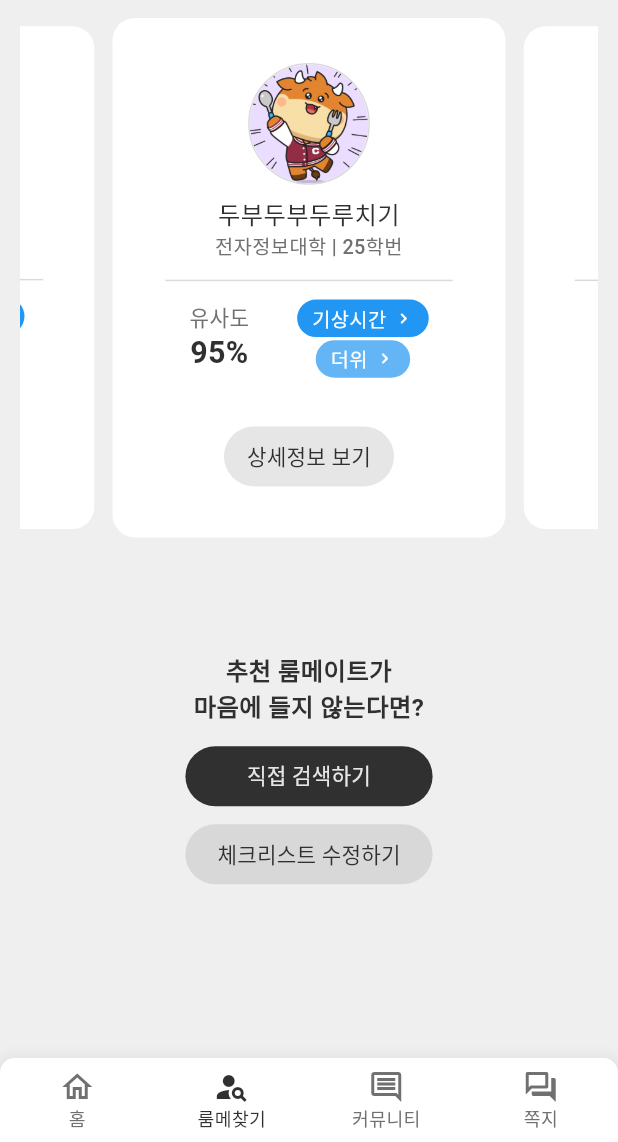
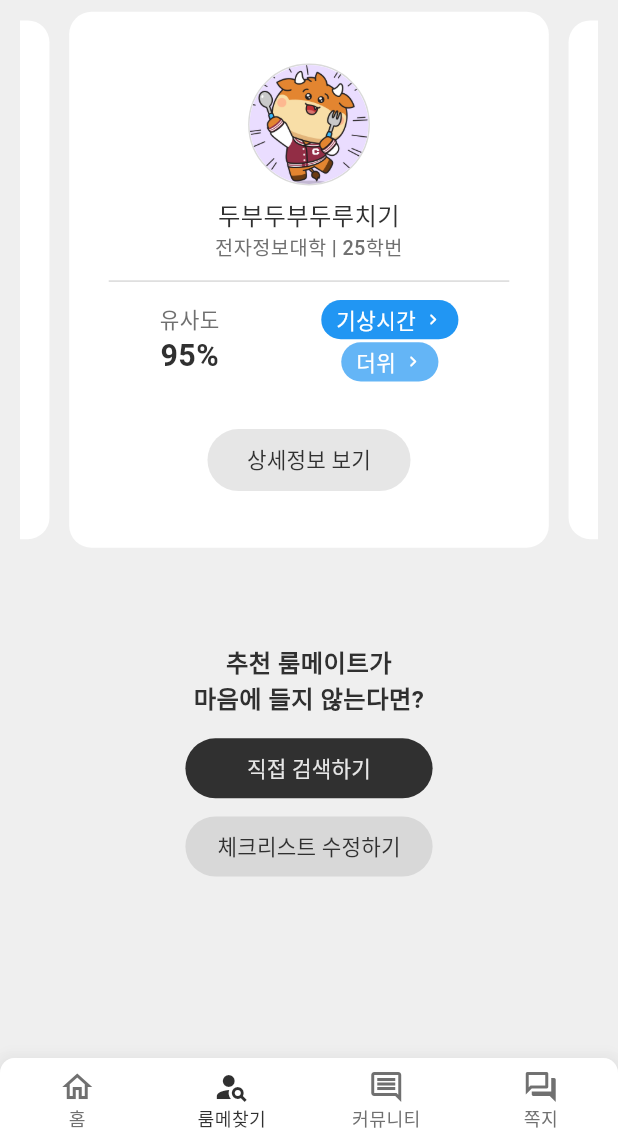
Before and after one commit to eSeohyeon/CBNU-DOM, a Flutter app: the screen it shows once a user with an empty profile is signed in, item 2 of the bottom bar chosen, on a phone screen of 412 x 824 dp, the part 94-1236 px from its top. Run offline on Flutter 3.47's test engine with Material 3 defaults, Android fonts, the phone set to English and light mode, and no system bars; drawn by our look-alikes of carousel_slider; our stand-ins replace cloud_firestore, firebase_auth, firebase_core, flutter_screenutil, flutter_widget_from_html, fluttertoast and 5 more; accounts and stored records are empty; network calls fail; Roboto replaces fonts that are missing (pretendard-medium).

Commit message:
fix: 하단버튼 여백, 룸메추천 화면 여백 약간 수정

```diff
--- a/CBNU-domitory/lib/community/free_detail_page.dart
+++ b/CBNU-domitory/lib/community/free_detail_page.dart
@@ -161,7 +161,7 @@ class _FreePostDetailPageState extends State<FreePostDetailPage> {
                               child: Padding(
                                   padding: EdgeInsets.symmetric(horizontal: 10.w, vertical: 8.h),
                                   child: Icon(
-                                      Icons.keyboard_return_rounded,
+                                      Icons.send_rounded,
                                       color: white,
                                       size: 28
                                   )
--- a/CBNU-domitory/lib/home_page.dart
+++ b/CBNU-domitory/lib/home_page.dart
@@ -316,6 +316,7 @@ class _HomePageState extends State<HomePage> {
           backgroundColor: background,
           surfaceTintColor: background,
           leading: PopupMenuButton<String>(
+            color: white,
             icon: Icon(Icons.keyboard_arrow_down_rounded, color: black, size: 24),
             onSelected: (String dorm) {
               setState(() {
@@ -502,7 +503,7 @@ class _HomePageState extends State<HomePage> {
                                   : CarouselSlider(
                                   items: [MealCard(menu: _todayMenu[0], timeIndex: 0), MealCard(menu: _todayMenu[1], timeIndex: 1), MealCard(menu: _todayMenu[2], timeIndex: 2)],
                                   options: CarouselOptions(
-                                      viewportFraction: 0.88,
+                                      viewportFraction: 0.86,
                                       height: 300.h,
                                       initialPage: 1,
                                       enableInfiniteScroll: true,
--- a/CBNU-domitory/lib/roommate/roommate_page.dart
+++ b/CBNU-domitory/lib/roommate/roommate_page.dart
@@ -56,13 +56,13 @@ class _RoommatePageState extends State<RoommatePage> {
                 children: [
                   SizedBox(height: 24.h),
                   Text('AI 추천 룸메이트', style: boldBlack18),
-                  SizedBox(height: 8.h),
+                  SizedBox(height: 4.h),
                   CarouselSlider.builder(
                       itemCount: _recommendedUsers.length,
                       itemBuilder: (BuildContext context, int itemIndex, int pageViewIndex) => RecommendItem(user: _recommendedUsers[itemIndex], similarity: _recommendedUsersSimilarity[itemIndex].similarity, similar_factors: _recommendedUsersSimilarity[itemIndex].similar_factors),
                       options: CarouselOptions(
-                          height: 0.43.sh,
-                          viewportFraction: 0.7,
+                          height: 360.h,
+                          viewportFraction: 0.85,
                           initialPage: 0,
                           enableInfiniteScroll: true,
                           reverse: false,
@@ -72,7 +72,7 @@ class _RoommatePageState extends State<RoommatePage> {
                           enlargeFactor: 0.14
                       )
                   ),
-                  SizedBox(height: 72.h),
+                  SizedBox(height: 60.h),
                   Column(
                       mainAxisAlignment: MainAxisAlignment.center,
                       children: [
@@ -119,7 +119,7 @@ class _RoommatePageState extends State<RoommatePage> {
             Center( // 체크리스트 응답 전
               child: Column(
                 children: [
-                  SizedBox(height: 0.27.sh),
+                  SizedBox(height: 200.h),
                   Text('AI 추천 룸메이트', style: boldBlack18),
                   SizedBox(height: 6.h),
                   Image.asset('assets/no_checklist.png'),
@@ -167,7 +167,7 @@ class RecommendItem extends StatelessWidget {
           elevation: 0,
           shape: RoundedRectangleBorder(borderRadius: BorderRadius.circular(15.0)),
           child: Padding(
-              padding: EdgeInsets.symmetric(horizontal: 32.w, vertical: 10.h),
+              padding: EdgeInsets.symmetric(horizontal: 24.w, vertical: 10.h),
               child: Column(
                   mainAxisAlignment: MainAxisAlignment.center,
                   mainAxisSize: MainAxisSize.min,
@@ -222,7 +222,7 @@ class RecommendItem extends StatelessWidget {
                                       children: [
                                         Text(
                                             similar_factors[0],
-                                            style: mediumWhite14.copyWith(fontSize: 13.sp)
+                                            style: mediumWhite14
                                         ),
                                         SizedBox(width: 4.w),
                                         Icon(Icons.chevron_right_rounded, color: white, size: 14)
@@ -247,7 +247,7 @@ class RecommendItem extends StatelessWidget {
                                       children: [
                                         Text(
                                             similar_factors[1],
-                                            style: mediumWhite14.copyWith(fontSize: 13.sp)
+                                            style: mediumWhite14
                                         ),
                                         SizedBox(width: 4.w),
                                         Icon(Icons.chevron_right_rounded, color: white, size: 14)
@@ -262,7 +262,7 @@ class RecommendItem extends StatelessWidget {
                     SizedBox(height: 28.h),
                     ElevatedButton(
                       child: Text('상세정보 보기', style: mediumBlack14),
-                      style: ElevatedButton.styleFrom(overlayColor: grey_8, backgroundColor: grey_button, padding: EdgeInsets.symmetric(horizontal: 14.w, vertical: 8.h), shape: RoundedRectangleBorder(borderRadius: BorderRadius.circular(20.0)), elevation: 0),
+                      style: ElevatedButton.styleFrom(overlayColor: grey_8, backgroundColor: grey_button, padding: EdgeInsets.symmetric(horizontal: 24.w, vertical: 10.h), shape: RoundedRectangleBorder(borderRadius: BorderRadius.circular(36.0)), elevation: 0),
                       onPressed: () {
                         //쪽지 생성
                         showBarModalBottomSheet(
--- a/CBNU-domitory/lib/start/start_page.dart
+++ b/CBNU-domitory/lib/start/start_page.dart
@@ -32,7 +32,7 @@ class StartPage extends StatelessWidget {
       bottomNavigationBar: SafeArea(
         top: false,
         child: Padding(
-          padding: EdgeInsets.symmetric(vertical: 20.h, horizontal: 16.w),
+          padding: EdgeInsets.symmetric(vertical: 10.h, horizontal: 16.w),
           child: Column(
             crossAxisAlignment: CrossAxisAlignment.center,
             mainAxisSize: MainAxisSize.min,
```
Also changed, not shown: CBNU-domitory/lib/community/group_buy_detail_page.dart (+7 -5 lines).
